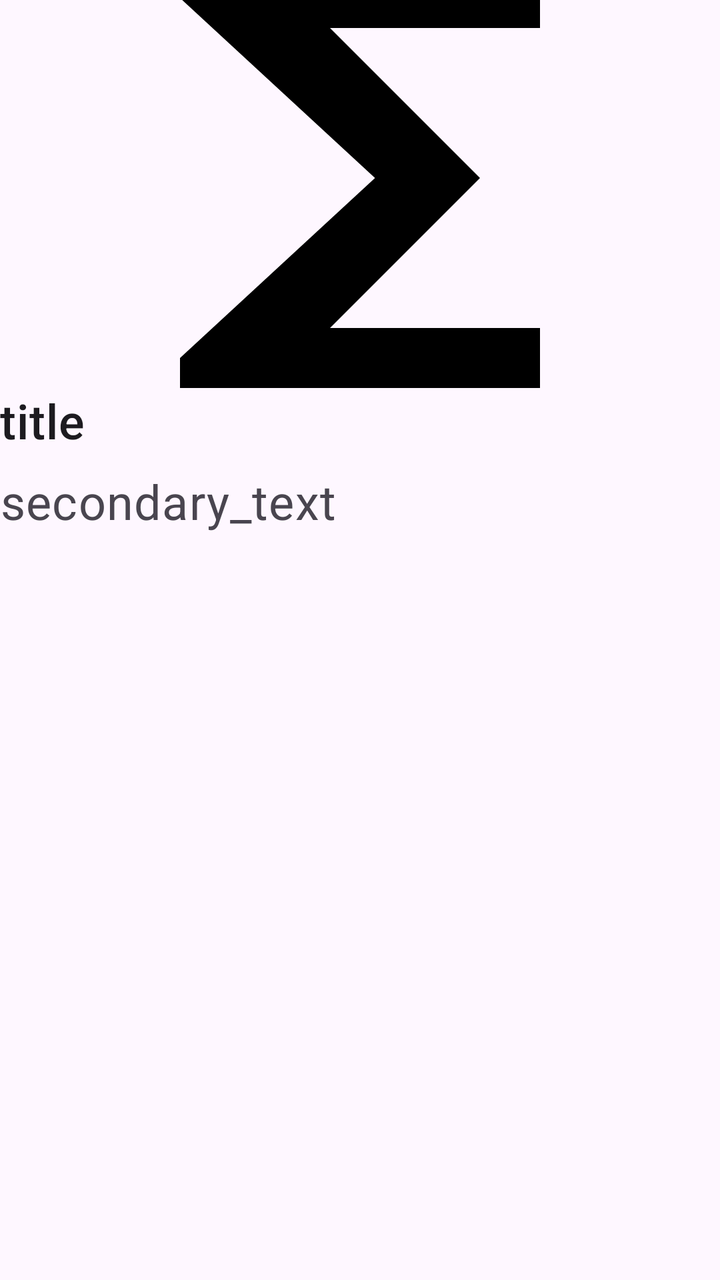
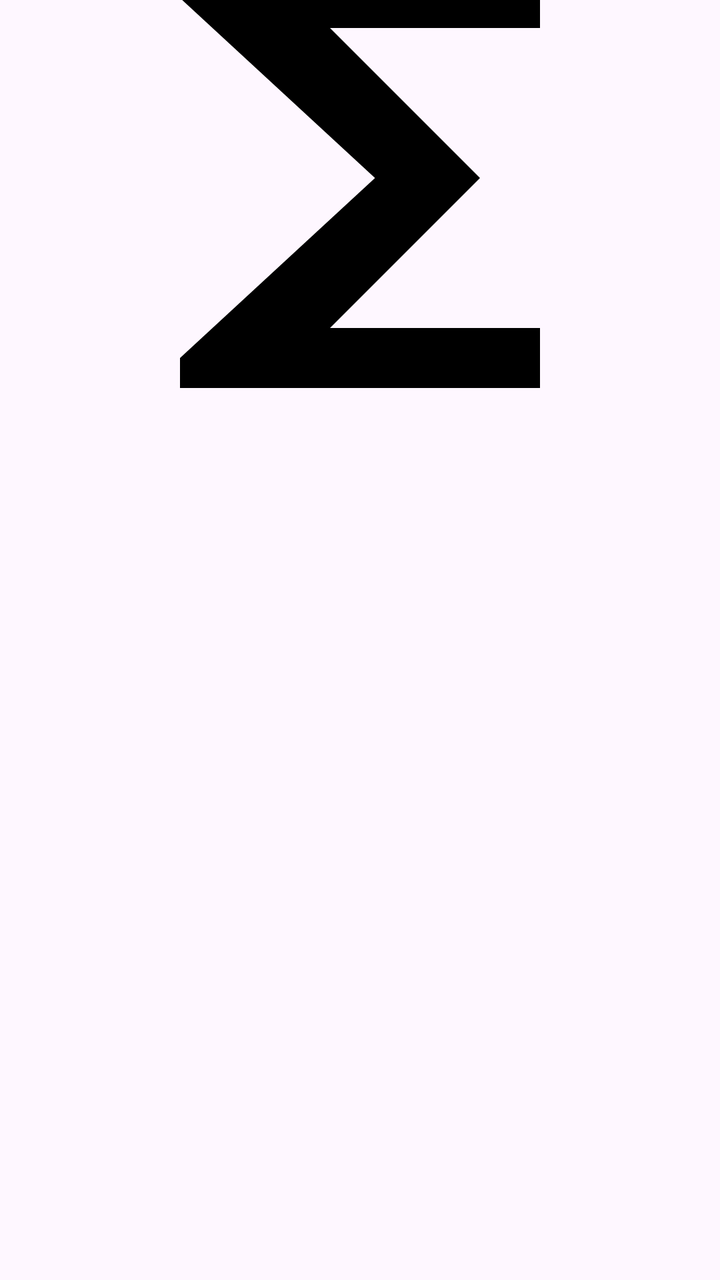

Before-and-after screenshots of an Android layout around one commit, followed by the original layout XML and the change that was made.
<!-- AndroidManifest.xml: another module's application theme Theme.MovieCatalog -->
<!-- res/layout/search_entry.xml -->
<?xml version="1.0" encoding="utf-8"?>
<LinearLayout xmlns:android="http://schemas.android.com/apk/res/android"
    xmlns:app="http://schemas.android.com/apk/res-auto"
    android:layout_width="match_parent"
    android:layout_height="wrap_content"
    android:layout_margin="@dimen/eight_dimen"
    android:orientation="vertical">

    
    <ImageView
        android:id="@+id/image"
        android:layout_width="match_parent"
        android:layout_height="194dp"
        android:contentDescription="content_description_media"
        android:paddingBottom="16dp"
        android:scaleType="centerCrop"
        app:srcCompat="@drawable/ic_image" />

    
    <TextView
        android:id="@+id/title"
        android:layout_width="match_parent"
        android:layout_height="wrap_content"
        android:text="title"
        android:textSize="24sp"
        android:textAppearance="?attr/textAppearanceHeadline6" />

    <TextView
        android:id="@+id/description"
        android:layout_width="match_parent"
        android:layout_height="wrap_content"
        android:layout_marginTop="8dp"
        android:text="secondary_text"
        android:textSize="24sp"
        android:textAppearance="?attr/textAppearanceBody2"
        android:textColor="?android:attr/textColorSecondary" />

</LinearLayout>
<!-- resources referenced by this layout -->
<resources>
  <dimen name="eight_dimen">8dp</dimen>
  <!-- drawable ic_image (drawable) -->
  <vector xmlns:android="http://schemas.android.com/apk/res/android"
      android:width="24dp"
      android:height="24dp"
      android:tint="#000000"
      android:viewportWidth="24"
      android:viewportHeight="24">
      <path
          android:fillColor="@android:color/white"
          android:pathData="M18,4H6v2l6.5,6L6,18v2h12v-3h-7l5,-5 -5,-5h7V4z" />
  </vector>
  <style name="Theme.MovieCatalog" parent="Theme.Material3.Light.NoActionBar">
          
          <item name="colorPrimary">@color/purple_500</item>
          <item name="colorPrimaryVariant">@color/purple_700</item>
          <item name="colorOnPrimary">@color/white</item>
          
          <item name="colorSecondary">@color/teal_200</item>
          <item name="colorSecondaryVariant">@color/teal_700</item>
          <item name="colorOnSecondary">@color/black</item>
          
          <item name="android:statusBarColor">@android:color/darker_gray</item>
          
      </style>
  <color name="purple_500">#FF6200EE</color>
  <color name="purple_700">#FF3700B3</color>
  <color name="white">#FFFFFFFF</color>
  <color name="teal_200">#FF03DAC5</color>
  <color name="teal_700">#FF018786</color>
  <color name="black">#FF000000</color>
</resources>

<!-- the commit's change to res/layout/search_entry.xml (unified diff, before → after) -->
@@ -21,7 +21,6 @@
         android:id="@+id/title"
         android:layout_width="match_parent"
         android:layout_height="wrap_content"
-        android:text="title"
         android:textSize="24sp"
         android:textAppearance="?attr/textAppearanceHeadline6" />
 
@@ -30,7 +29,6 @@
         android:layout_width="match_parent"
         android:layout_height="wrap_content"
         android:layout_marginTop="8dp"
-        android:text="secondary_text"
         android:textSize="24sp"
         android:textAppearance="?attr/textAppearanceBody2"
         android:textColor="?android:attr/textColorSecondary" />
